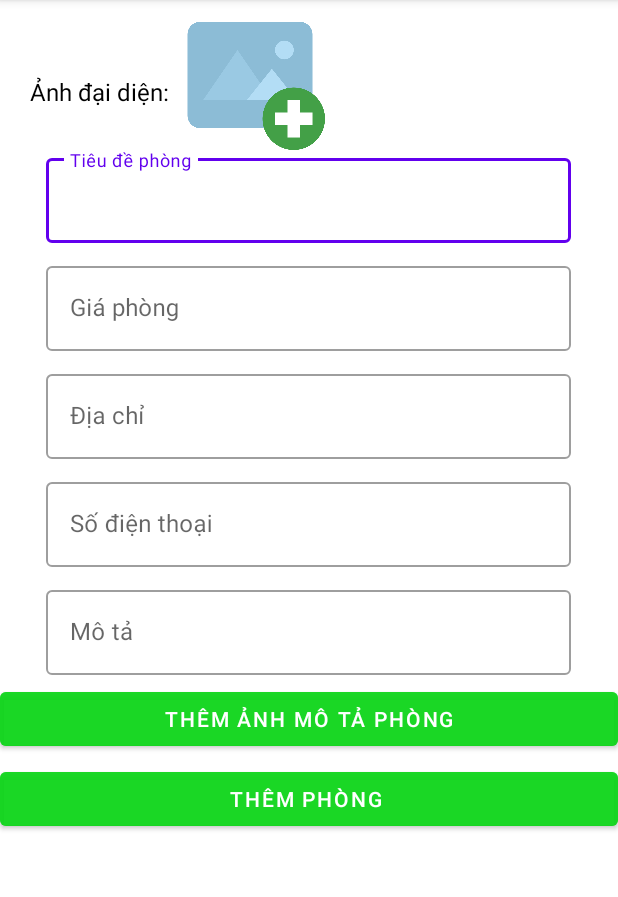
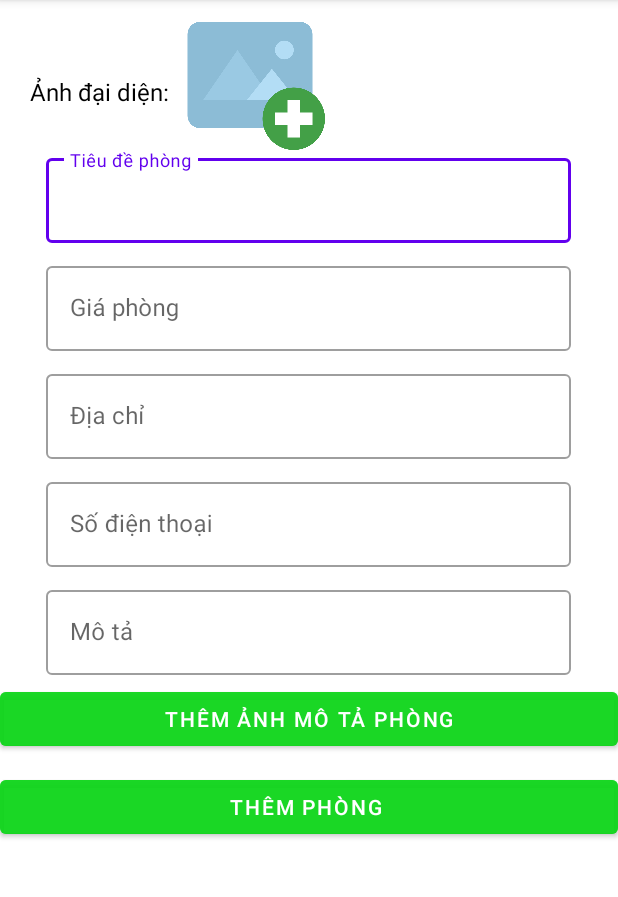
Before and after one commit to nguyentrungkien19101999/AppFindHome, an Android app: the fragment RoomAddFragment shown on its own in the app's theme, on a phone screen of 412 x 824 dp, the part 84-981 px from its top. Run offline under Robolectric (Android 15) with nearby library versions, the phone set to English and light mode, and no system bars; libraries missing offline, so code that uses them is left out: com.gun0912.tedpermission, gun0912.tedbottompicker.

Commit message:
First Commit!

```diff
--- a/app/src/main/java/com/example/timtroappdemo/fragment/RoomAddFragment.java
+++ b/app/src/main/java/com/example/timtroappdemo/fragment/RoomAddFragment.java
@@ -38,6 +38,7 @@ public class RoomAddFragment extends Fragment {
 
         btnSelectPhoto = view.findViewById(R.id.btn_selectPhoto);
         rcvPhoto = view.findViewById(R.id.rcv_photo);
+        mPhotoAddAdapter = new PhotoAddAdapter(getContext());
 
         GridLayoutManager gridLayoutManager = new GridLayoutManager(getContext(), 2);
         rcvPhoto.setLayoutManager(gridLayoutManager);
@@ -83,6 +84,7 @@ public class RoomAddFragment extends Fragment {
                     public void onImagesSelected(List<Uri> uriList) {
                         if (uriList != null && !uriList.isEmpty()){
                             mPhotoAddAdapter.setData(uriList);
+                            btnSelectPhoto.setText("Thay đổi ảnh mô tả");
                         }
                     }
                 });
--- a/app/src/main/java/com/example/timtroappdemo/fragment/RoomRentingFragment.java
+++ b/app/src/main/java/com/example/timtroappdemo/fragment/RoomRentingFragment.java
@@ -1,5 +1,6 @@
 package com.example.timtroappdemo.fragment;
 
+import android.content.Intent;
 import android.os.Bundle;
 import android.view.LayoutInflater;
 import android.view.View;
@@ -17,6 +18,7 @@ import com.example.timtroappdemo.adapter.RoomAvailableAdapter;
 import com.example.timtroappdemo.adapter.RoomRentingAdapter;
 import com.example.timtroappdemo.model.RoomAvailable;
 import com.example.timtroappdemo.model.RoomRenting;
+import com.example.timtroappdemo.view.InforRoomAvailable;
 
 import java.util.ArrayList;
 import java.util.List;
@@ -39,7 +41,8 @@ public class RoomRentingFragment extends Fragment {
         roomRentingAdapter = new RoomRentingAdapter(getListRoom(), new RoomRentingAdapter.IClickRoomRenting() {
             @Override
             public void clickRoomRenting(RoomRenting roomRenting) {
-                Toast.makeText(getContext(),"Is Click to "+roomRenting.getRoomTitle(), Toast.LENGTH_SHORT).show();
+                Intent intent = new Intent(getContext(), InforRoomAvailable.class);
+                startActivity(intent);
             }
         });
 
--- a/app/src/main/res/layout/fragment_roomadd.xml
+++ b/app/src/main/res/layout/fragment_roomadd.xml
@@ -116,7 +116,7 @@
             android:layout_width="match_parent"
             android:layout_height="match_parent"
             android:id="@+id/rcv_photo"
-            android:layout_marginTop="5dp"
+            android:padding="5dp"
             android:layout_below="@+id/btn_selectPhoto"/>
 
         <Button
```
